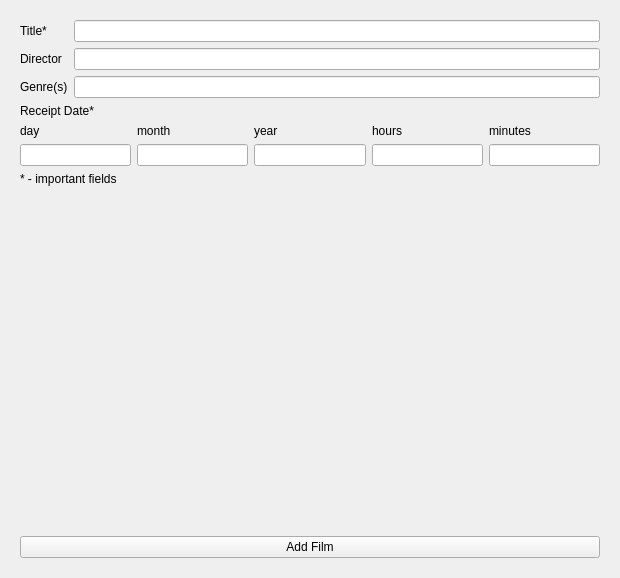
Before: the Qt Designer form cinema/films.ui in M1k3FaLc0n/PP_po_PM02, drawn with Qt 5.
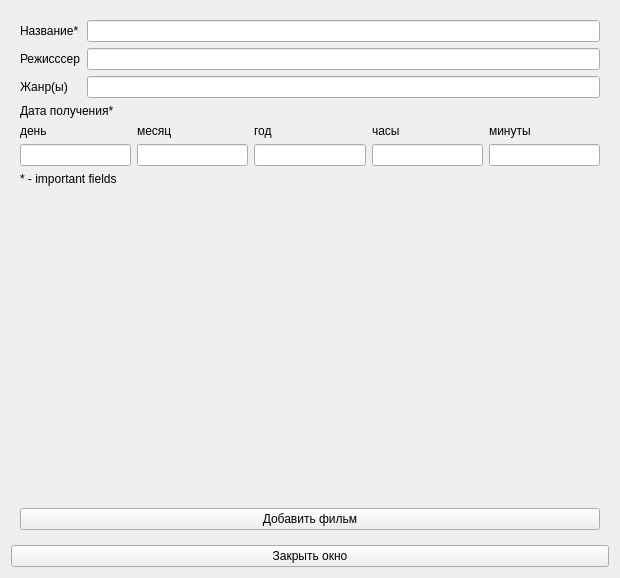
After: the same form once the commit is applied. The open tabs and pages were chosen to show the change.

The edit to the form file:
```diff
--- a/cinema/films.ui
+++ b/cinema/films.ui
@@ -56,7 +56,7 @@
          <item row="1" column="0">
           <widget class="QLabel" name="labelDirector">
            <property name="text">
-            <string>Director</string>
+            <string>Режисссер</string>
            </property>
           </widget>
          </item>
@@ -78,7 +78,7 @@
            <item>
             <widget class="QLabel" name="labelReceiptDate">
              <property name="text">
-              <string>Receipt Date*</string>
+              <string>Дата получения*</string>
              </property>
             </widget>
            </item>
@@ -93,14 +93,14 @@
              <item row="1" column="0">
               <widget class="QLabel" name="labelDay">
                <property name="text">
-                <string>day</string>
+                <string>день</string>
                </property>
               </widget>
              </item>
              <item row="1" column="4">
               <widget class="QLabel" name="labelMinutes">
                <property name="text">
-                <string>minutes</string>
+                <string>минуты</string>
                </property>
               </widget>
              </item>
@@ -110,7 +110,7 @@
              <item row="1" column="3">
               <widget class="QLabel" name="labelHours">
                <property name="text">
-                <string>hours</string>
+                <string>часы</string>
                </property>
               </widget>
              </item>
@@ -123,14 +123,14 @@
              <item row="1" column="1">
               <widget class="QLabel" name="labelMonth">
                <property name="text">
-                <string>month</string>
+                <string>месяц</string>
                </property>
               </widget>
              </item>
              <item row="1" column="2">
               <widget class="QLabel" name="labelYear">
                <property name="text">
-                <string>year</string>
+                <string>год</string>
                </property>
               </widget>
              </item>
@@ -141,21 +141,21 @@
          <item row="2" column="0">
           <widget class="QLabel" name="labelGenres">
            <property name="text">
-            <string>Genre(s)</string>
+            <string>Жанр(ы)</string>
            </property>
           </widget>
          </item>
          <item row="0" column="0">
           <widget class="QLabel" name="labelTitle">
            <property name="text">
-            <string>Title*</string>
+            <string>Название*</string>
            </property>
           </widget>
          </item>
          <item row="6" column="0" colspan="2">
           <widget class="QPushButton" name="pushButtonAddFilm">
            <property name="text">
-            <string>Add Film</string>
+            <string>Добавить фильм</string>
            </property>
           </widget>
          </item>
@@ -186,6 +186,13 @@
      </widget>
     </widget>
    </item>
+   <item row="2" column="0" colspan="2">
+    <widget class="QPushButton" name="pushButton">
+     <property name="text">
+      <string>Закрыть окно</string>
+     </property>
+    </widget>
+   </item>
   </layout>
  </widget>
  <resources/>
```
Left out of the diff: 8 changed lines with no effect on the pictures.
